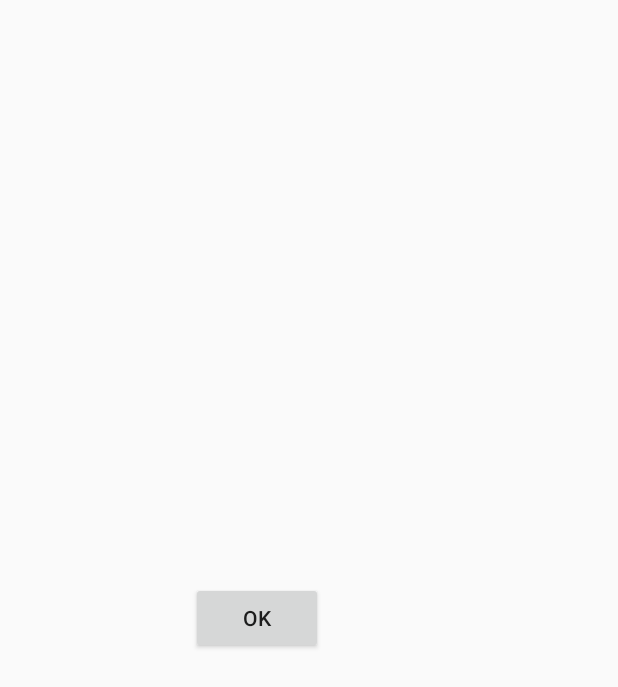
After one commit to Mnx458/Bmw, an Android app: the layout pop_pers.xml on its own in the app's theme, with its tools: preview values and no code run, on a phone screen of 412 x 824 dp. The commit adds this screen. Shown: the top 687 px of the screen. Run offline under Robolectric (Android 15) with nearby library versions, the phone set to English and light mode, and no system bars.

Commit message:
changed stuff

```diff
--- a/app/build.gradle
+++ b/app/build.gradle
@@ -25,4 +25,9 @@ dependencies {
     testImplementation 'junit:junit:4.12'
     androidTestImplementation 'com.android.support.test:runner:1.0.1'
     androidTestImplementation 'com.android.support.test.espresso:espresso-core:3.0.1'
+    //ajout de librairie
+
+
+
+
 }
--- a/app/src/main/AndroidManifest.xml
+++ b/app/src/main/AndroidManifest.xml
@@ -16,6 +16,9 @@
                 <category android:name="android.intent.category.LAUNCHER" />
             </intent-filter>
         </activity>
+
+        <activity android:name=".MenuPersonnage" ></activity>
+
     </application>
 
 </manifest>
--- /dev/null
+++ b/app/src/main/res/layout/pop_pers.xml
@@ -0,0 +1,13 @@
+<?xml version="1.0" encoding="utf-8"?>
+<RelativeLayout xmlns:android="http://schemas.android.com/apk/res/android"
+    android:layout_width="match_parent" android:layout_height="match_parent">
+
+    <Button
+        android:id="@+id/test"
+        android:layout_width="wrap_content"
+        android:layout_height="wrap_content"
+        android:layout_alignParentStart="true"
+        android:layout_centerVertical="true"
+        android:layout_marginStart="127dp"
+        android:text="OK" />
+</RelativeLayout>
--- /dev/null
+++ b/app/src/main/res/layout/zoom.xml
@@ -0,0 +1,6 @@
+<?xml version="1.0" encoding="utf-8"?>
+<LinearLayout xmlns:android="http://schemas.android.com/apk/res/android"
+    android:layout_width="match_parent"
+    android:layout_height="match_parent">
+
+</LinearLayout>
```
Also changed, not shown: app/src/main/java/com/patateco/qc/ca/businessmoneyworld/GameActivity.java (+7 -0 lines), app/src/main/java/com/patateco/qc/ca/businessmoneyworld/MenuPersonnage.java (added, +36 -0 lines), app/src/main/res/layout/activity_game.xml (+6 -3 lines), 1741 other files.
